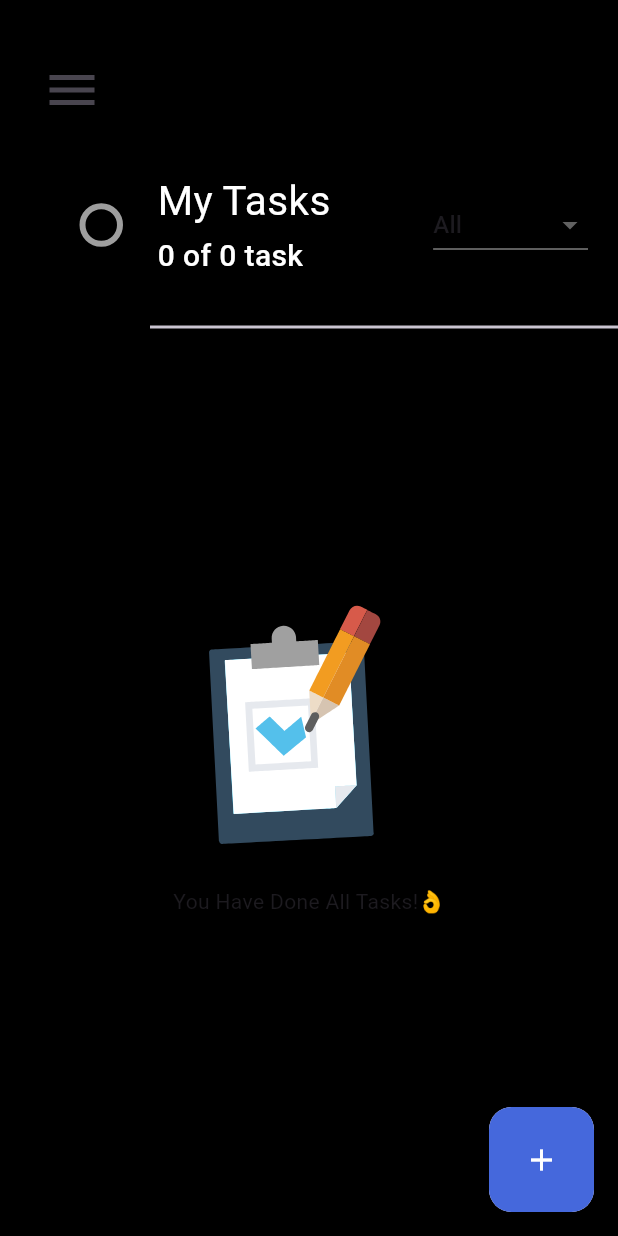
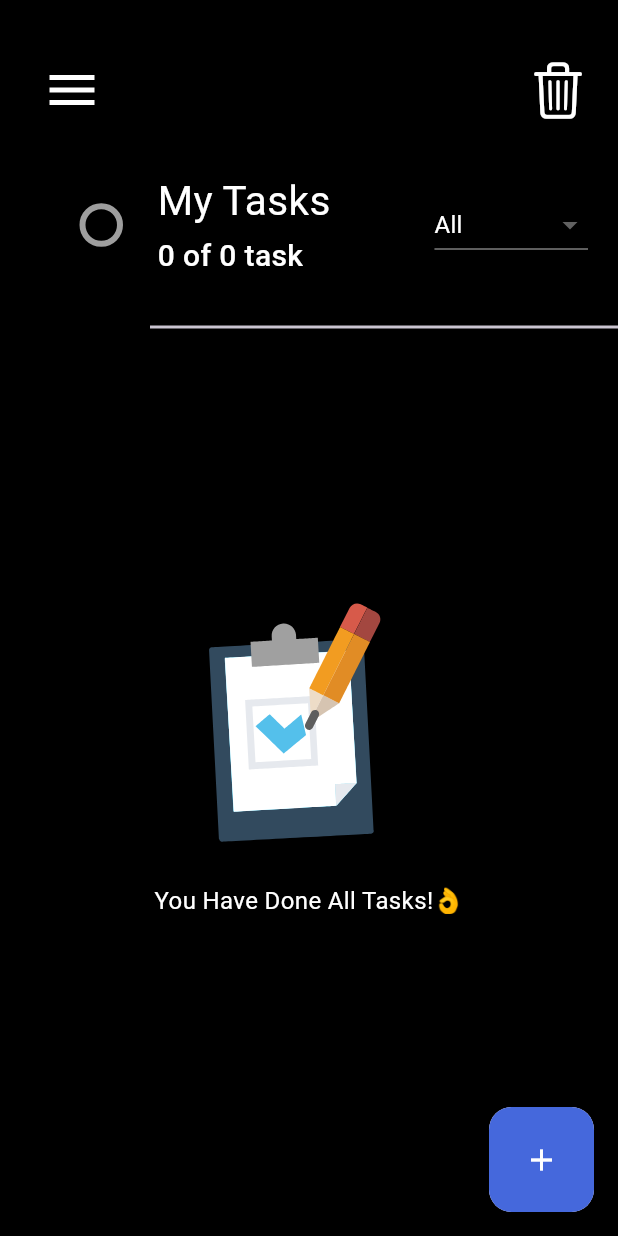
Before and after one commit to KishanBusa8/task-management-flutter, a Flutter app: the HomeScreen screen opened by its route, on a phone screen of 412 x 824 dp. Run offline on Flutter 3.47's test engine with Material 3 defaults, Android fonts, the phone set to English and light mode, and no system bars; drawn by our look-alikes of flutter_slider_drawer; our stand-ins replace animate_do, flutter_datetime_picker_plus, get, get_storage, lottie; missing offline and left inert: panara_dialogs; accounts and stored records are empty; network calls fail; Roboto replaces fonts that are missing (JosefinSans).

Commit message:
design fixes

```diff
--- a/lib/app/modules/auth/sign_up/sign_up.dart
+++ b/lib/app/modules/auth/sign_up/sign_up.dart
@@ -23,6 +23,8 @@ class SignUp extends StatelessWidget {
           margin: const EdgeInsets.symmetric(horizontal: 20),
           height: MediaQuery.of(context).size.height,
           child: SafeArea(
+            child: Form(
+              key: _formKey,
               child: Column(
                 children: <Widget>[
                   const SizedBox(
@@ -121,7 +123,7 @@ class SignUp extends StatelessWidget {
                             _signUpController.signUp();
                           }
                         },
-                      title: 'Sign UP',
+                        title: 'Sign Up',
                         buttonType: _signUpController.getButtonType(),
                       ),
                     ),
@@ -160,6 +162,7 @@ class SignUp extends StatelessWidget {
             ),
           ),
         ),
+      ),
     );
   }
 }
--- a/lib/app/modules/auth/sign_up/sign_up_controller.dart
+++ b/lib/app/modules/auth/sign_up/sign_up_controller.dart
@@ -47,7 +47,7 @@ class SignUpController extends GetxController {
       },
     );
     loading.value = false;
-    if (response.statusCode == 200) {
+    if (response.statusCode == 201) {
       _globalController.user.value = User.fromJson(response.body['user']);
       await GetStorage().write(StorageConstants.token, response.body['token']);
       await GetStorage().write(
@@ -58,7 +58,7 @@ class SignUpController extends GetxController {
       Get.offAllNamed(Routes.homeScreen);
     } else {
       CommonFunctions().showSnackBar(
-        message: 'Invalid email or password',
+        message: response.body['error'] ?? 'Something went wrong',
         backgroundColor: Colors.red,
       );
     }
--- a/lib/app/modules/home/home_screen.dart
+++ b/lib/app/modules/home/home_screen.dart
@@ -108,7 +108,10 @@ class HomeScreen extends StatelessWidget {
                         .map((String value) {
                       return DropdownMenuItem<String>(
                         value: value,
-                        child: Text(value),
+                        child: Text(
+                          value,
+                          style: CustomTextStyle.body2(),
+                        ),
                       );
                     }).toList(),
                     onChanged: (s) {
@@ -200,7 +203,10 @@ class HomeScreen extends StatelessWidget {
                         /// Bottom Texts
                         FadeInUp(
                           from: 30,
-                          child: const Text(MyString.doneAllTask),
+                          child: Text(
+                            MyString.doneAllTask,
+                            style: CustomTextStyle.body2(),
+                          ),
                         ),
                       ],
                     ),
--- a/lib/app/modules/home/widgets/app_bar.dart
+++ b/lib/app/modules/home/widgets/app_bar.dart
@@ -80,6 +80,7 @@ class _MyAppBarState extends State<MyAppBar>
                   icon: AnimatedIcon(
                     icon: AnimatedIcons.menu_close,
                     progress: controller,
+                    color: ColorSchema().universalSwap(),
                     size: 40,
                   ),
                   onPressed: toggle,
@@ -97,9 +98,10 @@ class _MyAppBarState extends State<MyAppBar>
                             _controller.deleteAllTask();
                           });
                   },
-                  child: const Icon(
+                  child: Icon(
                     CupertinoIcons.trash,
                     size: 40,
+                    color: ColorSchema().universalSwap(),
                   ),
                 ),
               ),
```
Also changed, not shown: lib/app/modules/home/widgets/slider_drawer.dart (+13 -5 lines). Lines whose indentation alone changed are shown as unchanged.
